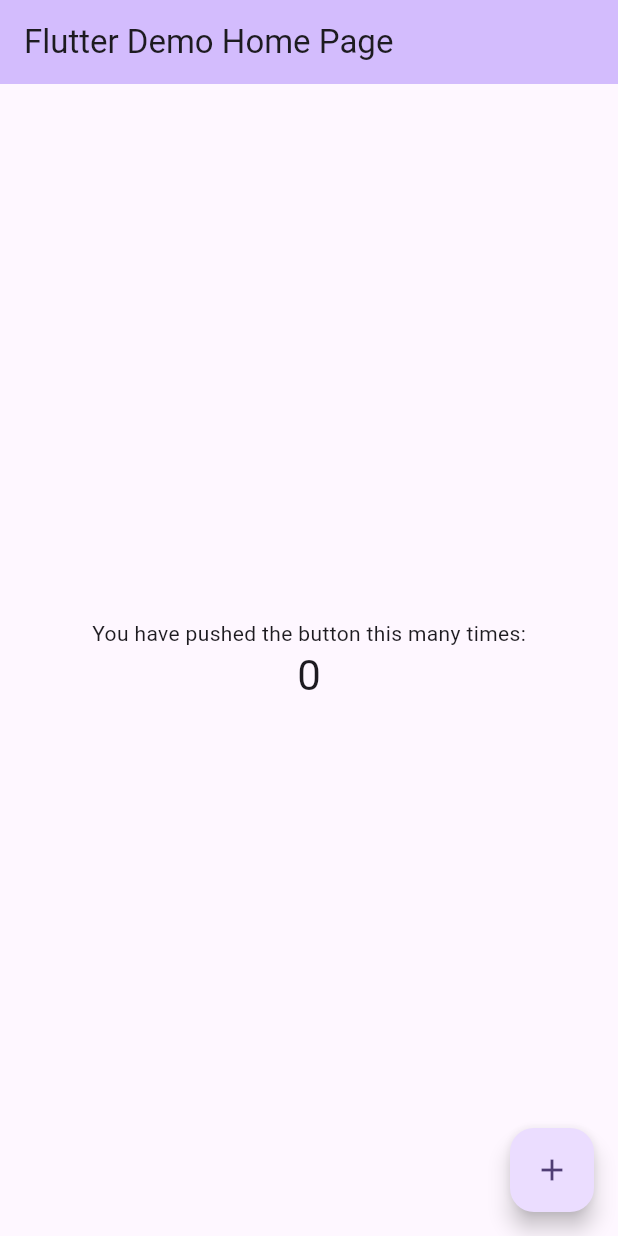
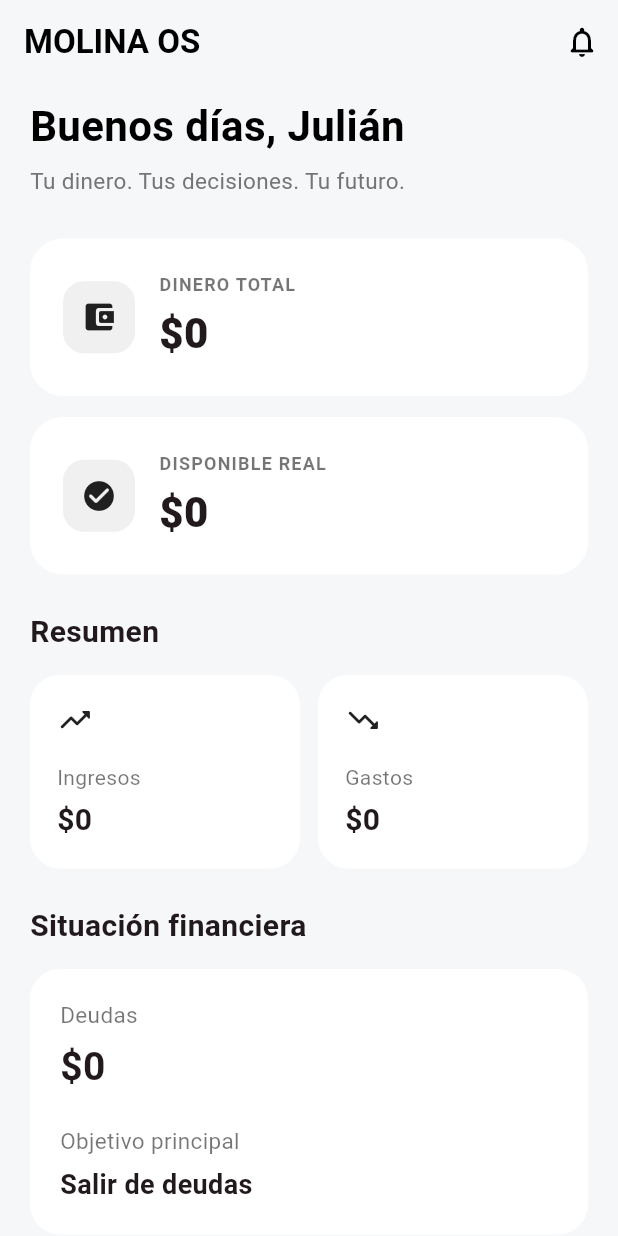
Before and after one commit to Julianmolina07/molina_os, a Flutter app: the screen it shows after launch, on a phone screen of 412 x 824 dp. Run offline on Flutter 3.47's test engine with Material 3 defaults, Android fonts, the phone set to English and light mode, and no system bars; Roboto replaces fonts that are missing (SF Pro Display).

Commit message:
feat: add initial financial domain models and dashboard

```diff
--- /dev/null
+++ b/lib/features/dashboard/dashboard_page.dart
@@ -0,0 +1,285 @@
+import 'package:flutter/material.dart';
+
+class DashboardPage extends StatelessWidget {
+  const DashboardPage({super.key});
+
+  @override
+  Widget build(BuildContext context) {
+    return Scaffold(
+      backgroundColor: const Color(0xFFF6F7F9),
+      appBar: AppBar(
+        backgroundColor: Colors.transparent,
+        elevation: 0,
+        title: const Text(
+          'MOLINA OS',
+          style: TextStyle(
+            fontWeight: FontWeight.w700,
+            color: Colors.black,
+          ),
+        ),
+        actions: [
+          IconButton(
+            onPressed: () {},
+            icon: const Icon(
+              Icons.notifications_none_rounded,
+              color: Colors.black,
+            ),
+          ),
+        ],
+      ),
+      body: SafeArea(
+        child: SingleChildScrollView(
+          padding: const EdgeInsets.fromLTRB(20, 8, 20, 32),
+          child: Column(
+            crossAxisAlignment: CrossAxisAlignment.start,
+            children: [
+              const Text(
+                'Buenos días, Julián',
+                style: TextStyle(
+                  fontSize: 28,
+                  fontWeight: FontWeight.w700,
+                  color: Colors.black,
+                ),
+              ),
+              const SizedBox(height: 6),
+              Text(
+                'Tu dinero. Tus decisiones. Tu futuro.',
+                style: TextStyle(
+                  fontSize: 15,
+                  color: Colors.grey.shade600,
+                ),
+              ),
+              const SizedBox(height: 28),
+
+              _MoneyCard(
+                title: 'DINERO TOTAL',
+                amount: '\$0',
+                icon: Icons.account_balance_wallet_rounded,
+              ),
+
+              const SizedBox(height: 14),
+
+              _MoneyCard(
+                title: 'DISPONIBLE REAL',
+                amount: '\$0',
+                icon: Icons.check_circle_rounded,
+              ),
+
+              const SizedBox(height: 24),
+
+              const Text(
+                'Resumen',
+                style: TextStyle(
+                  fontSize: 20,
+                  fontWeight: FontWeight.w700,
+                ),
+              ),
+
+              const SizedBox(height: 14),
+
+              Row(
+                children: [
+                  Expanded(
+                    child: _SummaryCard(
+                      title: 'Ingresos',
+                      amount: '\$0',
+                      icon: Icons.trending_up_rounded,
+                    ),
+                  ),
+                  const SizedBox(width: 12),
+                  Expanded(
+                    child: _SummaryCard(
+                      title: 'Gastos',
+                      amount: '\$0',
+                      icon: Icons.trending_down_rounded,
+                    ),
+                  ),
+                ],
+              ),
+
+              const SizedBox(height: 24),
+
+              const Text(
+                'Situación financiera',
+                style: TextStyle(
+                  fontSize: 20,
+                  fontWeight: FontWeight.w700,
+                ),
+              ),
+
+              const SizedBox(height: 14),
+
+              Container(
+                width: double.infinity,
+                padding: const EdgeInsets.all(20),
+                decoration: BoxDecoration(
+                  color: Colors.white,
+                  borderRadius: BorderRadius.circular(20),
+                ),
+                child: const Column(
+                  crossAxisAlignment: CrossAxisAlignment.start,
+                  children: [
+                    Text(
+                      'Deudas',
+                      style: TextStyle(
+                        fontSize: 15,
+                        color: Colors.black54,
+                      ),
+                    ),
+                    SizedBox(height: 6),
+                    Text(
+                      '\$0',
+                      style: TextStyle(
+                        fontSize: 26,
+                        fontWeight: FontWeight.w700,
+                      ),
+                    ),
+                    SizedBox(height: 20),
+                    Text(
+                      'Objetivo principal',
+                      style: TextStyle(
+                        fontSize: 15,
+                        color: Colors.black54,
+                      ),
+                    ),
+                    SizedBox(height: 6),
+                    Text(
+                      'Salir de deudas',
+                      style: TextStyle(
+                        fontSize: 18,
+                        fontWeight: FontWeight.w600,
+                      ),
+                    ),
+                  ],
+                ),
+              ),
+
+              const SizedBox(height: 24),
+
+              SizedBox(
+                width: double.infinity,
+                height: 56,
+                child: ElevatedButton.icon(
+                  onPressed: () {},
+                  icon: const Icon(Icons.add_rounded),
+                  label: const Text(
+                    'Registrar movimiento',
+                    style: TextStyle(
+                      fontSize: 16,
+                      fontWeight: FontWeight.w600,
+                    ),
+                  ),
+                ),
+              ),
+            ],
+          ),
+        ),
+      ),
+    );
+  }
+}
+
+class _MoneyCard extends StatelessWidget {
+  final String title;
+  final String amount;
+  final IconData icon;
+
+  const _MoneyCard({
+    required this.title,
+    required this.amount,
+    required this.icon,
+  });
+
+  @override
+  Widget build(BuildContext context) {
+    return Container(
+      width: double.infinity,
+      padding: const EdgeInsets.all(22),
+      decoration: BoxDecoration(
+        color: Colors.white,
+        borderRadius: BorderRadius.circular(22),
+      ),
+      child: Row(
+        children: [
+          Container(
+            width: 48,
+            height: 48,
+            decoration: BoxDecoration(
+              color: Colors.black.withValues(alpha: 0.06),
+              borderRadius: BorderRadius.circular(14),
+            ),
+            child: Icon(icon),
+          ),
+          const SizedBox(width: 16),
+          Column(
+            crossAxisAlignment: CrossAxisAlignment.start,
+            children: [
+              Text(
+                title,
+                style: const TextStyle(
+                  fontSize: 12,
+                  fontWeight: FontWeight.w600,
+                  letterSpacing: 0.8,
+                  color: Colors.black54,
+                ),
+              ),
+              const SizedBox(height: 4),
+              Text(
+                amount,
+                style: const TextStyle(
+                  fontSize: 28,
+                  fontWeight: FontWeight.w800,
+                ),
+              ),
+            ],
+          ),
+        ],
+      ),
+    );
+  }
+}
+
+class _SummaryCard extends StatelessWidget {
+  final String title;
+  final String amount;
+  final IconData icon;
+
+  const _SummaryCard({
+    required this.title,
+    required this.amount,
+    required this.icon,
+  });
+
+  @override
+  Widget build(BuildContext context) {
+    return Container(
+      padding: const EdgeInsets.all(18),
+      decoration: BoxDecoration(
+        color: Colors.white,
+        borderRadius: BorderRadius.circular(20),
+      ),
+      child: Column(
+        crossAxisAlignment: CrossAxisAlignment.start,
+        children: [
+          Icon(icon, size: 24),
+          const SizedBox(height: 16),
+          Text(
+            title,
+            style: const TextStyle(
+              fontSize: 14,
+              color: Colors.black54,
+            ),
+          ),
+          const SizedBox(height: 4),
+          Text(
+            amount,
+            style: const TextStyle(
+              fontSize: 20,
+              fontWeight: FontWeight.w700,
+            ),
+          ),
+        ],
+      ),
+    );
+  }
+}
--- a/lib/main.dart
+++ b/lib/main.dart
@@ -1,122 +1,27 @@
 import 'package:flutter/material.dart';
+import 'features/dashboard/dashboard_page.dart';
 
 void main() {
-  runApp(const MyApp());
+  runApp(const MolinaOSApp());
 }
 
-class MyApp extends StatelessWidget {
-  const MyApp({super.key});
+class MolinaOSApp extends StatelessWidget {
+  const MolinaOSApp({super.key});
 
-  // This widget is the root of your application.
   @override
   Widget build(BuildContext context) {
     return MaterialApp(
-      title: 'Flutter Demo',
+      debugShowCheckedModeBanner: false,
+      title: 'MOLINA OS',
       theme: ThemeData(
-        // This is the theme of your application.
-        //
-        // TRY THIS: Try running your application with "flutter run". You'll see
-        // the application has a purple toolbar. Then, without quitting the app,
-        // try changing the seedColor in the colorScheme below to Colors.green
-        // and then invoke "hot reload" (save your changes or press the "hot
-        // reload" button in a Flutter-supported IDE, or press "r" if you used
-        // the command line to start the app).
-        //
-        // Notice that the counter didn't reset back to zero; the application
-        // state is not lost during the reload. To reset the state, use hot
-        // restart instead.
-        //
-        // This works for code too, not just values: Most code changes can be
-        // tested with just a hot reload.
-        colorScheme: .fromSeed(seedColor: Colors.deepPurple),
+        useMaterial3: true,
+        fontFamily: 'SF Pro Display',
+        colorScheme: ColorScheme.fromSeed(
+          seedColor: Colors.black,
+          brightness: Brightness.light,
+        ),
       ),
-      home: const MyHomePage(title: 'Flutter Demo Home Page'),
+      home: const DashboardPage(),
     );
   }
 }
-
-class MyHomePage extends StatefulWidget {
-  const MyHomePage({super.key, required this.title});
-
-  // This widget is the home page of your application. It is stateful, meaning
-  // that it has a State object (defined below) that contains fields that affect
-  // how it looks.
-
-  // This class is the configuration for the state. It holds the values (in this
-  // case the title) provided by the parent (in this case the App widget) and
-  // used by the build method of the State. Fields in a Widget subclass are
-  // always marked "final".
-
-  final String title;
-
-  @override
-  State<MyHomePage> createState() => _MyHomePageState();
-}
-
-class _MyHomePageState extends State<MyHomePage> {
-  int _counter = 0;
-
-  void _incrementCounter() {
-    setState(() {
-      // This call to setState tells the Flutter framework that something has
-      // changed in this State, which causes it to rerun the build method below
-      // so that the display can reflect the updated values. If we changed
-      // _counter without calling setState(), then the build method would not be
-      // called again, and so nothing would appear to happen.
-      _counter++;
-    });
-  }
-
-  @override
-  Widget build(BuildContext context) {
-    // This method is rerun every time setState is called, for instance as done
-    // by the _incrementCounter method above.
-    //
-    // The Flutter framework has been optimized to make rerunning build methods
-    // fast, so that you can just rebuild anything that needs updating rather
-    // than having to individually change instances of widgets.
-    return Scaffold(
-      appBar: AppBar(
-        // TRY THIS: Try changing the color here to a specific color (to
-        // Colors.amber, perhaps?) and trigger a hot reload to see the AppBar
-        // change color while the other colors stay the same.
-        backgroundColor: Theme.of(context).colorScheme.inversePrimary,
-        // Here we take the value from the MyHomePage object that was created by
-        // the App.build method, and use it to set our appbar title.
-        title: Text(widget.title),
-      ),
-      body: Center(
-        // Center is a layout widget. It takes a single child and positions it
-        // in the middle of the parent.
-        child: Column(
-          // Column is also a layout widget. It takes a list of children and
-          // arranges them vertically. By default, it sizes itself to fit its
-          // children horizontally, and tries to be as tall as its parent.
-          //
-          // Column has various properties to control how it sizes itself and
-          // how it positions its children. Here we use mainAxisAlignment to
-          // center the children vertically; the main axis here is the vertical
-          // axis because Columns are vertical (the cross axis would be
-          // horizontal).
-          //
-          // TRY THIS: Invoke "debug painting" (choose the "Toggle Debug Paint"
-          // action in the IDE, or press "p" in the console), to see the
-          // wireframe for each widget.
-          mainAxisAlignment: .center,
-          children: [
-            const Text('You have pushed the button this many times:'),
-            Text(
-              '$_counter',
-              style: Theme.of(context).textTheme.headlineMedium,
-            ),
-          ],
-        ),
-      ),
-      floatingActionButton: FloatingActionButton(
-        onPressed: _incrementCounter,
-        tooltip: 'Increment',
-        child: const Icon(Icons.add),
-      ),
-    );
-  }
-}
```
Also changed, not shown: lib/models/account.dart (added, +28 -0 lines), lib/models/debt.dart (added, +43 -0 lines), lib/models/receivable.dart (added, +26 -0 lines), lib/models/transaction.dart (added, +62 -0 lines), 1 other file.
